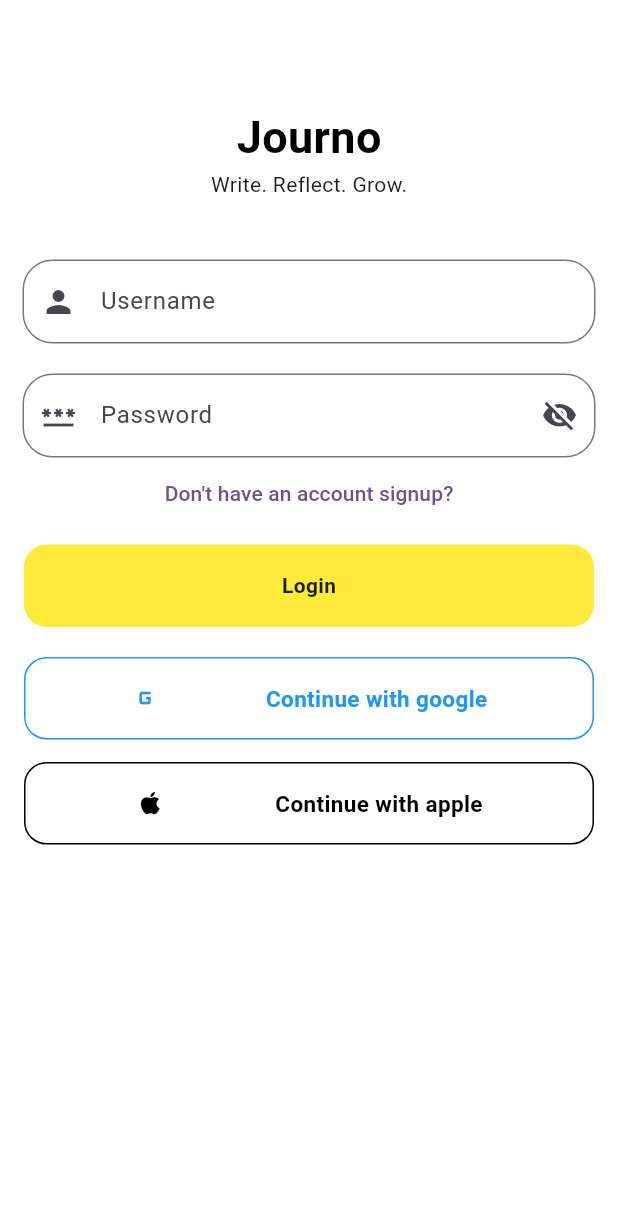
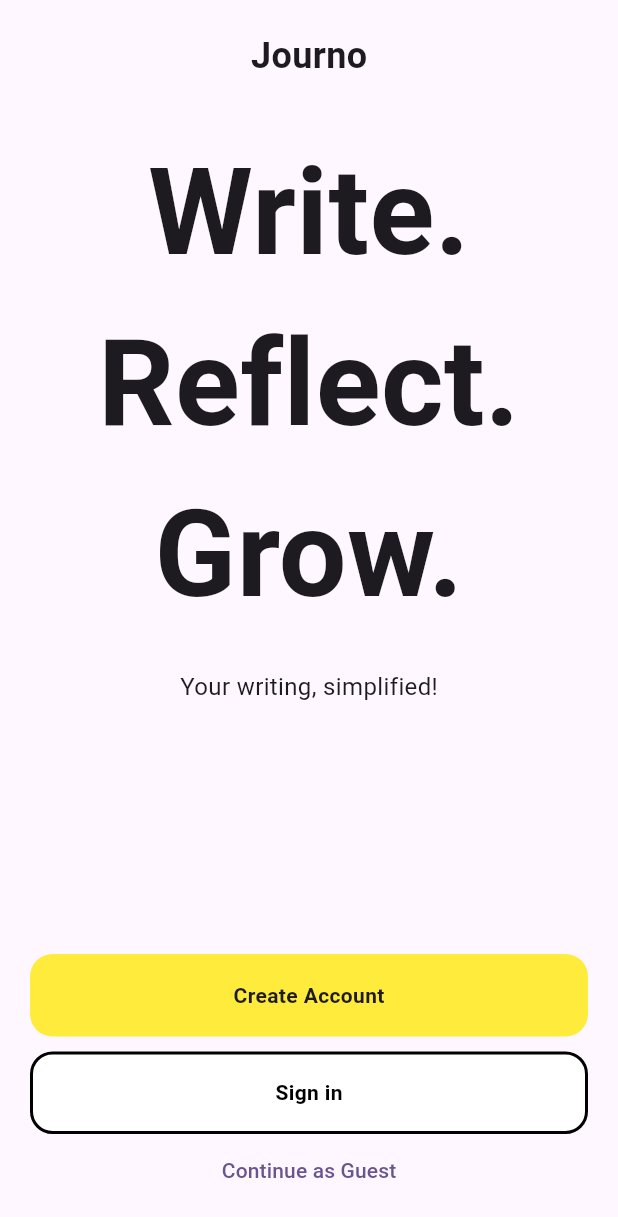
Before and after one commit to KevinRaleie-dev/journo, a Flutter app: the screen it shows after launch, on a phone screen of 412 x 824 dp. Shown: the top 1217 px of the screen. Run offline on Flutter 3.47's test engine with Material 3 defaults, Android fonts, the phone set to English and light mode, and no system bars.

Commit message:
feat: landing page

```diff
--- a/lib/main.dart
+++ b/lib/main.dart
@@ -1,5 +1,5 @@
 import 'package:flutter/material.dart';
-import 'package:journo/src/features/auth/presentation/auth/page/auth_page.dart';
+import 'package:journo/src/features/landing/presentation/landing_page/landing_page.dart';
 
 void main() {
   runApp(const MyApp());
@@ -18,20 +18,7 @@ class MyApp extends StatelessWidget {
         colorScheme: ColorScheme.fromSeed(seedColor: Colors.deepPurple),
         useMaterial3: true,
       ),
-      home: const Scaffold(body: AuthPage()),
+      home: const Scaffold(body: LandingPage()),
     );
   }
 }
-
-// class HomePage extends StatelessWidget {
-//   const HomePage({super.key});
-//
-//   @override
-//   Widget build(BuildContext context) {
-//     return const Scaffold(
-//       body: Center(
-//         child: Text("We did it, so proud!"),
-//       ),
-//     );
-//   }
-// }
--- /dev/null
+++ b/lib/src/features/landing/presentation/landing_page/landing_page.dart
@@ -0,0 +1,52 @@
+import 'package:flutter/material.dart';
+import 'package:journo/src/widgets/buttons/long_rectangle_buttons.dart';
+import 'package:journo/src/widgets/buttons/long_rectangle_button_secondary.dart';
+
+class LandingPage extends StatelessWidget {
+  const LandingPage({super.key});
+
+  @override
+  Widget build(BuildContext context) {
+    return Container(
+      padding: const EdgeInsets.all(20),
+      child: SafeArea(
+        child: Column(
+          mainAxisAlignment: MainAxisAlignment.center,
+          children: [
+            const Text(
+              'Journo',
+              style: TextStyle(fontSize: 24, fontWeight: FontWeight.bold),
+            ),
+            const SizedBox(height: 30),
+            const Center(
+              child: Text(
+                'Write. Reflect. Grow.',
+                style: TextStyle(fontSize: 80, fontWeight: FontWeight.bold),
+                textAlign: TextAlign.center,
+              ),
+            ),
+            const SizedBox(height: 20),
+            const Text(
+              'Your writing, simplified!',
+              style: TextStyle(fontSize: 16),
+            ),
+            const Spacer(),
+            LongRectangleButton(
+              title: 'Create Account',
+              onTap: () {},
+            ),
+            const SizedBox(height: 10),
+            LongRectangleButtonSecondary(
+              title: 'Sign in',
+              onTap: () {},
+            ),
+            TextButton(
+              onPressed: () {},
+              child: const Text('Continue as Guest'),
+            ),
+          ],
+        ),
+      ),
+    );
+  }
+}
--- /dev/null
+++ b/lib/src/widgets/buttons/long_rectangle_button_secondary.dart
@@ -0,0 +1,27 @@
+import 'package:flutter/material.dart';
+
+class LongRectangleButtonSecondary extends StatelessWidget {
+  final VoidCallback onTap;
+  final String title;
+
+  const LongRectangleButtonSecondary(
+      {super.key, required this.onTap, required this.title});
+
+  @override
+  Widget build(BuildContext context) {
+    return GestureDetector(
+      onTap: onTap,
+      child: Container(
+        width: 380,
+        height: 55,
+        decoration: BoxDecoration(
+            color: Colors.white,
+            borderRadius: BorderRadius.circular(15),
+            border: Border.all(color: Colors.black, width: 2)),
+        child: Center(
+          child: Text(title, style: const TextStyle(fontWeight: FontWeight.bold, color: Colors.black),),
+        ),
+      ),
+    );
+  }
+}
```
